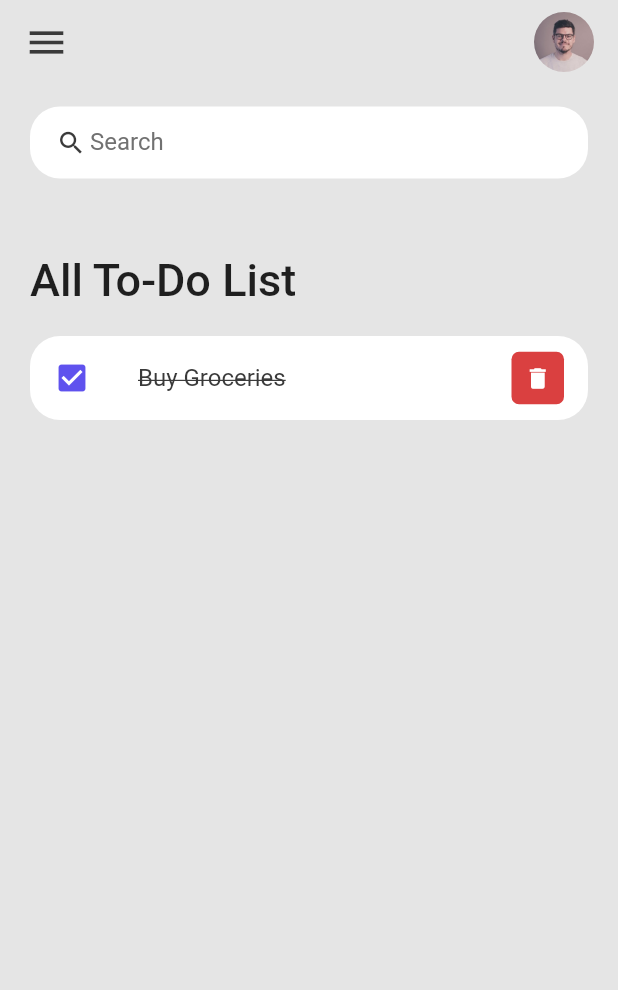
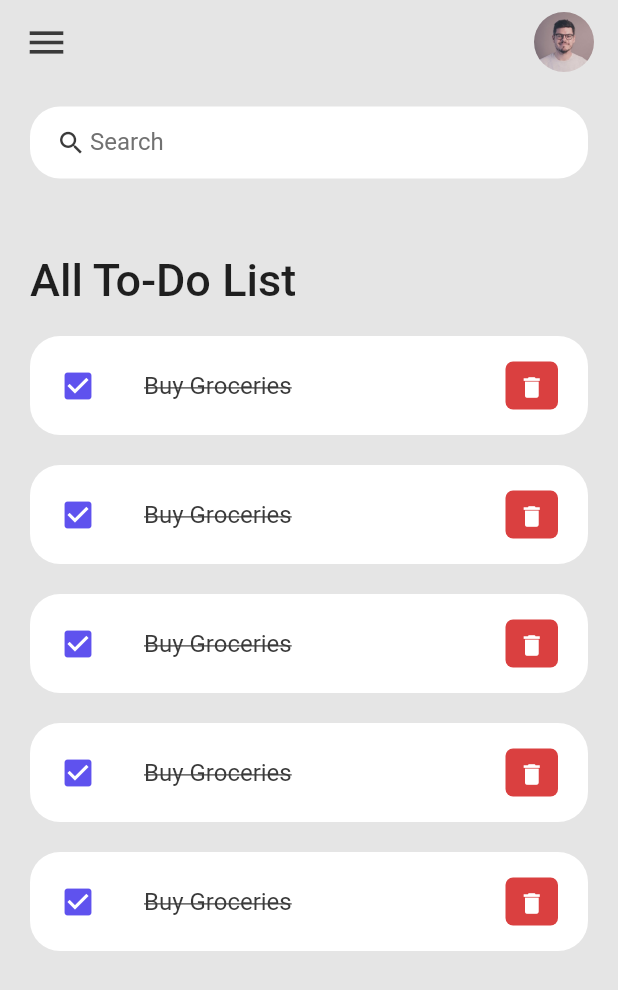
Before and after one commit to rubayet211/Flutter_To-Do_App, a Flutter app: the screen it shows after launch, after a tap on "Buy Groceries", on a phone screen of 412 x 824 dp. Shown: the top 990 px of the screen. Run offline on Flutter 3.47's test engine with Material 2 defaults, Android fonts, the phone set to English and light mode, and no system bars.

Commit message:
8th commit

```diff
--- a/lib/screens/home.dart
+++ b/lib/screens/home.dart
@@ -27,6 +27,10 @@ class Home extends StatelessWidget {
                     ),
                   ),
                 ),
+                ToDoItem(),
+                ToDoItem(),
+                ToDoItem(),
+                ToDoItem(),
                 ToDoItem(),
               ],
             ),
--- a/lib/widgets/todo_item.dart
+++ b/lib/widgets/todo_item.dart
@@ -7,11 +7,15 @@ class ToDoItem extends StatelessWidget {
   @override
   Widget build(BuildContext context) {
     return Container(
+      margin: EdgeInsets.only(bottom: 20),
       child: ListTile(
-        onTap: () {},
+        onTap: () {
+          print("Tapped");
+        },
         shape: RoundedRectangleBorder(
           borderRadius: BorderRadius.circular(20),
         ),
+        contentPadding: EdgeInsets.symmetric(horizontal: 20, vertical: 5),
         tileColor: Colors.white,
         leading: Icon(
           Icons.check_box,
@@ -26,6 +30,8 @@ class ToDoItem extends StatelessWidget {
           ),
         ),
         trailing: Container(
+          padding: EdgeInsets.all(0),
+          margin: EdgeInsets.symmetric(vertical: 12),
           height: 35,
           width: 35,
           decoration: BoxDecoration(
@@ -36,7 +42,9 @@ class ToDoItem extends StatelessWidget {
             color: Colors.white,
             iconSize: 18,
             icon: Icon(Icons.delete),
-            onPressed: () {},
+            onPressed: () {
+              print("Delete");
+            },
           ),
         ),
       ),
```
